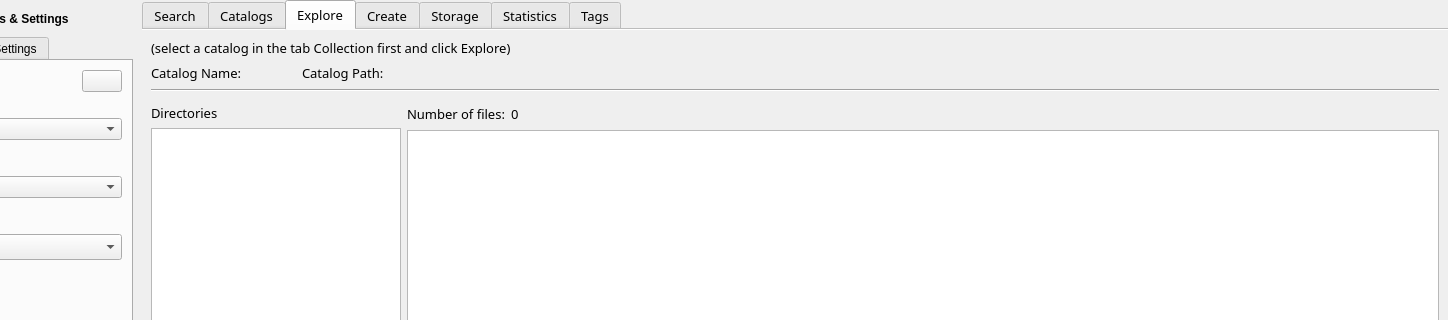
This is mainwindow.ui in StephaneCouturier/Katalog as Qt 5 draws it before an edit; both pictures show x 85 to 1533 and y 0 to 320 of the 1533 by 774 pixel window. The edited form follows.
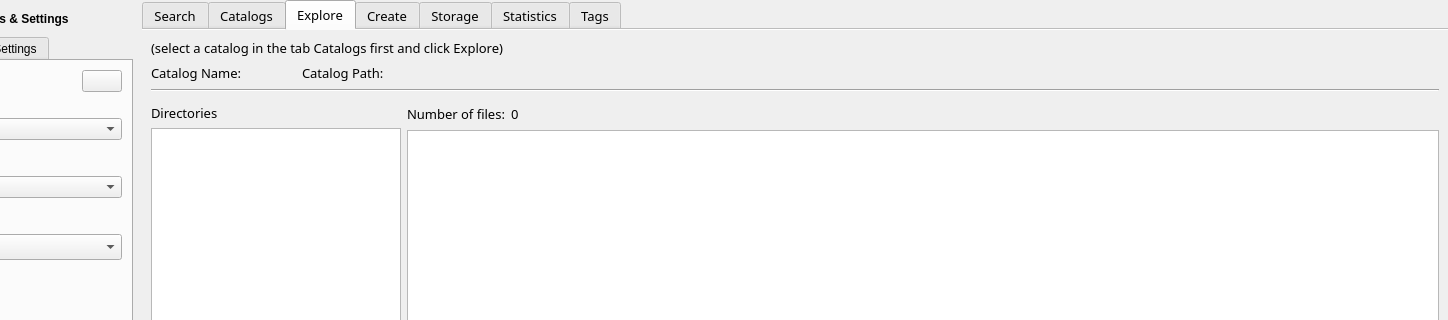
This is the edited form. The open tabs and pages were chosen to show the change. Icons and pictures are not drawn. Custom widgets are drawn as their Qt base class.

Patch:
```diff
--- a/mainwindow.ui
+++ b/mainwindow.ui
@@ -1934,7 +1934,7 @@
         <item row="0" column="0">
          <widget class="QLabel" name="label">
           <property name="text">
-           <string>(select a catalog in the tab Collection first and click Explore)</string>
+           <string>(select a catalog in the tab Catalogs first and click Explore)</string>
           </property>
          </widget>
         </item>
```
Left out of the diff: 16 changed lines with no effect on the pictures.
